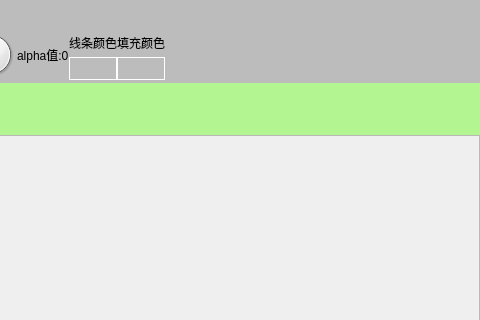
Old version of the form AI/DrawingTools.ui in the repository mrcao20/AI; both pictures show x 251 to 731 and y 0 to 320 of the 731 by 484 pixel window.
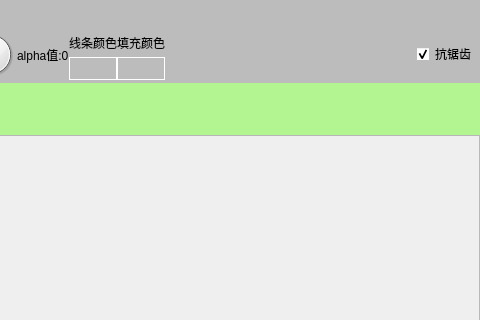
New version of the form. Icons and pictures are not drawn. Custom widgets are drawn as their Qt base class.

Commit message: 2018-10-14 增加抗锯齿

```diff
--- a/AI/DrawingTools.ui
+++ b/AI/DrawingTools.ui
@@ -290,6 +290,16 @@
         </property>
        </spacer>
       </item>
+      <item>
+       <widget class="QCheckBox" name="cb_antialiasing">
+        <property name="text">
+         <string>抗锯齿</string>
+        </property>
+        <property name="checked">
+         <bool>true</bool>
+        </property>
+       </widget>
+      </item>
      </layout>
     </widget>
    </item>
```
The commit also changes 13 other files.
